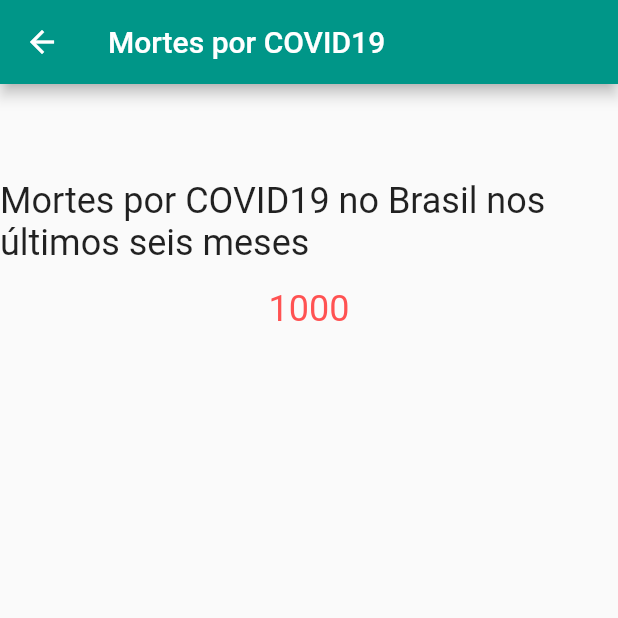
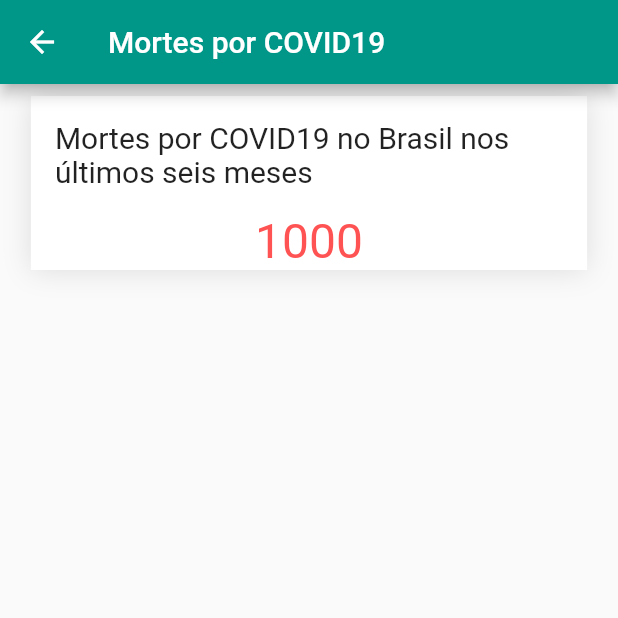
Before and after one commit to MoniceMorais/covidApp, a Flutter app: the DeathsView screen opened directly, on a phone screen of 412 x 824 dp, the top half of it. Run offline on Flutter 3.47's test engine with Material 2 defaults, Android fonts, the phone set to English and light mode, and no system bars; network calls fail.

Commit message:
Finishing views

```diff
--- a/lib/main.dart
+++ b/lib/main.dart
@@ -1,5 +1,7 @@
+import 'package:covid_app/src/views/dashboard_view.dart';
 import 'package:covid_app/src/views/deaths_view.dart';
 import 'package:covid_app/src/views/moving_average_view.dart';
+import 'package:covid_app/src/views/saving_data_view.dart';
 import 'package:flutter/material.dart';
 
 void main() {
@@ -18,7 +20,7 @@ class CovidApp extends StatelessWidget {
         primarySwatch: Colors.teal,
         //colorScheme: ColorScheme.fromSwatch().copyWith(secondary: Colors.teal.shade900),
       ),
-      home: MovingAverageView(),
+      home: const Dashboard(),
     );
   }
 }
--- a/lib/src/views/deaths_view.dart
+++ b/lib/src/views/deaths_view.dart
@@ -16,22 +16,35 @@ class _DeathsViewState extends State<DeathsView> {
       ),
       body: SingleChildScrollView(
         child: Center(
+          child: Padding(
+            padding: const EdgeInsets.all(8.0),
+            child: Container(
+              width: MediaQuery.of(context).size.width * 0.9,
+              decoration: const BoxDecoration(
+                boxShadow: <BoxShadow>[
+                  BoxShadow(
+                    color: Colors.black12,
+                    blurRadius: 15.0,
+                    offset: Offset(0.0, 0.75),
+                  ),
+                ],
+                color: Colors.white,
+              ),
               child: Column(
-            mainAxisAlignment: MainAxisAlignment.center,
                 children: const [
                   Padding(
-                padding: EdgeInsets.only(top: 64.0, bottom: 16.0),
+                    padding: EdgeInsets.all(16.0),
                     child: Text(
                       'Mortes por COVID19 no Brasil nos últimos seis meses',
                       style: TextStyle(
-                    fontSize: 24.0,
+                        fontSize: 20.0,
                       ),
                     ),
                   ),
                   Text(
                     '1000',
                     style: TextStyle(
-                  fontSize: 24.0,
+                      fontSize: 32.0,
                       color: Colors.redAccent,
                     ),
                   ),
@@ -39,6 +52,8 @@ class _DeathsViewState extends State<DeathsView> {
               ),
             ),
           ),
+        ),
+      ),
     );
   }
 }
```
Also changed, not shown: lib/src/views/dashboard_view.dart (+18 -0 lines), lib/src/views/saving_data_view.dart (added, +22 -0 lines), lib/src/services/api.dart (added). Lines whose indentation alone changed are shown as unchanged.
